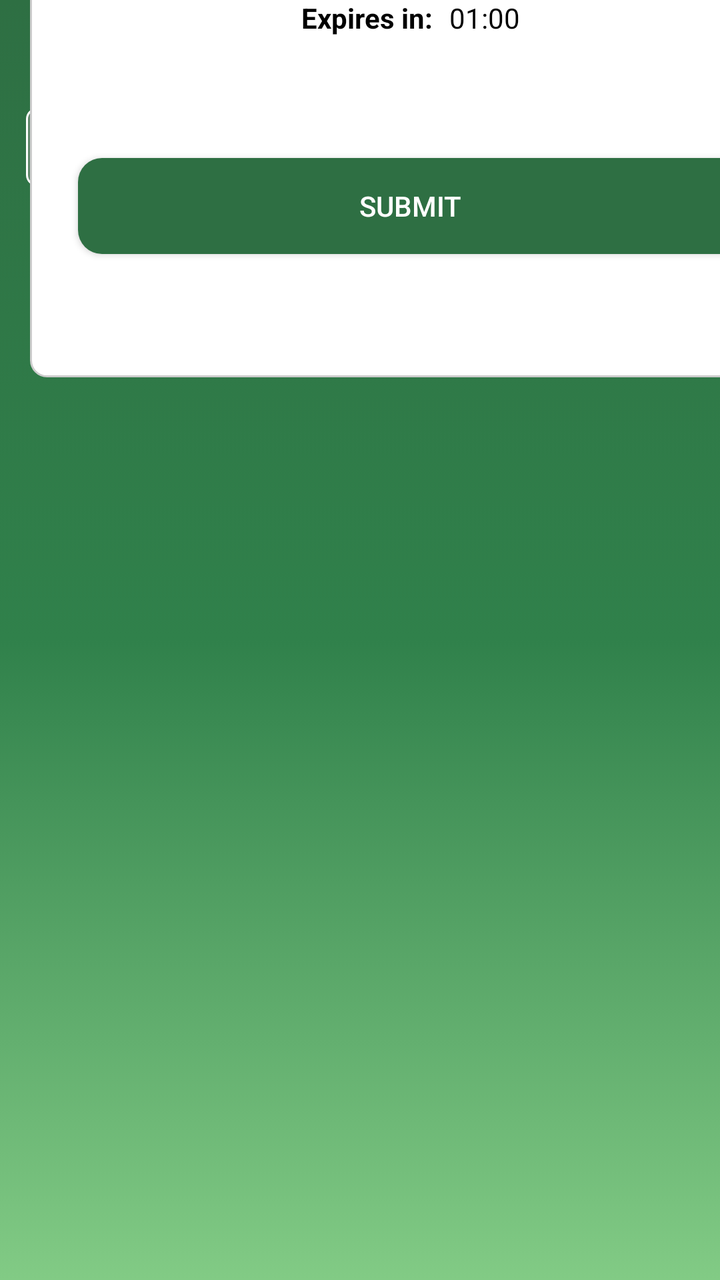
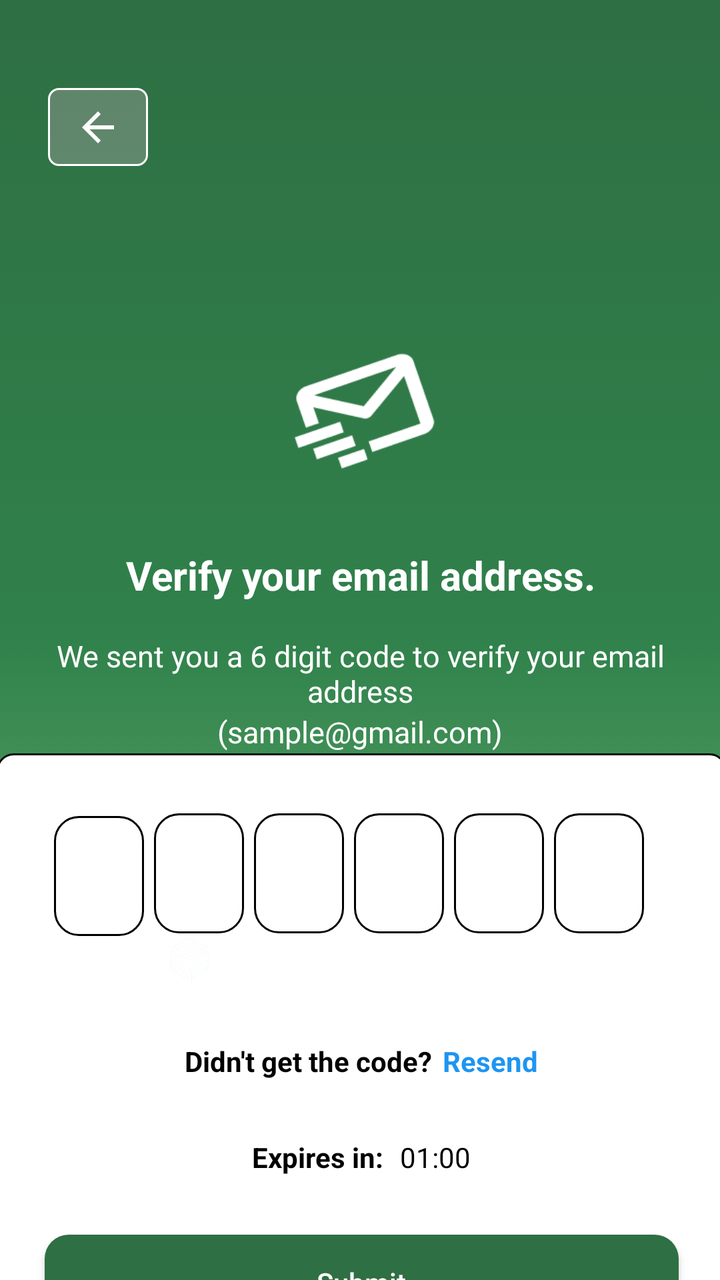

Screens rendered from an Android XML layout before and after an edit, with the pre-edit source and the edit as a unified diff.
<!-- AndroidManifest.xml: application theme Theme.RFID -->
<!-- res/layout/activity_everification.xml -->
<?xml version="1.0" encoding="utf-8"?>
<androidx.constraintlayout.widget.ConstraintLayout xmlns:android="http://schemas.android.com/apk/res/android"
    xmlns:app="http://schemas.android.com/apk/res-auto"
    xmlns:tools="http://schemas.android.com/tools"
    android:id="@+id/main"
    android:layout_width="match_parent"
    android:layout_height="match_parent"
    android:background="@drawable/gradient_background"
    tools:context=".e_verification">

    <ImageButton
        android:id="@+id/backButton"
        android:layout_width="50dp"
        android:layout_height="39dp"
        android:tint="@android:color/white"
        android:background="@drawable/backbtn"
        app:layout_constraintBottom_toBottomOf="parent"
        app:layout_constraintEnd_toEndOf="parent"
        app:layout_constraintHorizontal_bias="0.042"
        app:layout_constraintStart_toStartOf="parent"
        app:layout_constraintTop_toTopOf="parent"
        app:layout_constraintVertical_bias="0.09"
        app:srcCompat="?attr/homeAsUpIndicator"
        tools:ignore="UseAppTint" />

    <LinearLayout
        android:id="@+id/linearLayout2"
        android:layout_width="409dp"
        android:layout_height="300dp"
        android:layout_marginStart="1dp"
        android:layout_marginTop="1dp"
        android:layout_marginEnd="1dp"
        android:layout_marginBottom="553dp"
        android:gravity="center"
        android:orientation="vertical"
        app:layout_constraintBottom_toBottomOf="parent"
        app:layout_constraintEnd_toEndOf="parent"
        app:layout_constraintHorizontal_bias="0.0"
        app:layout_constraintStart_toStartOf="parent"
        app:layout_constraintTop_toBottomOf="@+id/backButton"
        app:layout_constraintVertical_bias="0.012"
        tools:ignore="MissingConstraints">

        <ImageView
            android:id="@+id/imageView4"
            android:layout_width="100dp"
            android:layout_height="100dp"
            app:srcCompat="@drawable/email_icon" />

        <TextView
            android:id="@+id/textView12"
            android:layout_width="match_parent"
            android:layout_height="60dp"
            android:gravity="center"
            android:text="@string/Verify_text"
            android:textAlignment="center"
            android:textColor="@color/white"
            android:textSize="20sp"
            android:textStyle="bold" />

        <TextView
            android:id="@+id/textView13"
            android:layout_width="match_parent"
            android:layout_height="wrap_content"
            android:gravity="center"
            android:text="We sent you a 6 digit code to verify your email address"
            android:textColor="@color/white"
            android:textSize="15sp"
            tools:ignore="SmallSp" />

        <TextView
            android:id="@+id/textView14"
            android:layout_width="match_parent"
            android:layout_height="wrap_content"
            android:gravity="center"
            android:text="@string/Email"
            android:textColor="@color/white"
            android:textSize="15sp"
            tools:ignore="SmallSp" />

        <TextView
            android:id="@+id/textView15"
            android:layout_width="match_parent"
            android:layout_height="wrap_content"
            android:layout_marginTop="10dp"
            android:gravity="center"
            android:text="Enter in the field below."
            android:textColor="@color/white"
            android:textSize="15sp"
            tools:ignore="SmallSp" />

        <LinearLayout
            android:layout_width="300dp"
            android:layout_height="63dp"
            android:gravity="center"
            android:orientation="horizontal"
            android:paddingStart="20dp">

            <ImageView
                android:id="@+id/imageView3"
                android:layout_width="150dp"
                android:layout_height="wrap_content"
                android:layout_weight="1"
                app:srcCompat="@drawable/signin_logo" />

            <TextView
                android:id="@+id/textView16"
                android:layout_width="250dp"
                android:layout_height="wrap_content"
                android:layout_weight="1"
                android:gravity="center"
                android:paddingStart="-80dp"
                android:text="RFID Application"
                android:textColor="@color/white"
                android:textSize="15sp" />
        </LinearLayout>
    </LinearLayout>

    <androidx.constraintlayout.widget.ConstraintLayout
        android:layout_width="380dp"
        android:layout_height="350dp"
        android:layout_marginStart="15dp"
        android:layout_marginTop="41dp"
        android:layout_marginEnd="16dp"
        android:layout_marginBottom="150dp"
        android:background="@drawable/edit_textbg"
        app:layout_constraintBottom_toBottomOf="parent"
        app:layout_constraintEnd_toEndOf="parent"
        app:layout_constraintHorizontal_bias="0.0"
        app:layout_constraintStart_toStartOf="parent"
        app:layout_constraintTop_toBottomOf="@+id/linearLayout2"
        app:layout_constraintVertical_bias="0.0">


        <LinearLayout
            android:id="@+id/linearLayout3"
            android:layout_width="354dp"
            android:layout_height="79dp"
            android:layout_marginStart="6dp"
            android:layout_marginTop="20dp"
            android:layout_marginEnd="9dp"
            android:layout_marginBottom="310dp"
            android:orientation="horizontal"
            app:layout_constraintBottom_toBottomOf="parent"
            app:layout_constraintEnd_toEndOf="parent"
            app:layout_constraintStart_toStartOf="parent"
            app:layout_constraintTop_toTopOf="parent"
            app:layout_constraintVertical_bias="0.237">

            <EditText
                android:id="@+id/editTextNumber2"
                android:layout_width="60dp"
                android:layout_height="70dp"
                android:layout_marginStart="5dp"
                android:layout_weight="1"
                android:background="@drawable/num_box_bg"
                android:ems="10"
                android:gravity="center"
                android:inputType="number"
                android:maxLength="1"
                android:textSize="20sp" />

            <EditText
                android:id="@+id/editTextNumber3"
                android:layout_width="60dp"
                android:layout_height="70dp"
                android:layout_marginStart="5dp"
                android:layout_weight="1"
                android:background="@drawable/num_box_bg"
                android:ems="10"
                android:gravity="center"
                android:inputType="number"
                android:maxLength="1" />

            <EditText
                android:id="@+id/editTextNumber4"
                android:layout_width="60dp"
                android:layout_height="70dp"
                android:layout_marginStart="5dp"
                android:layout_weight="1"
                android:background="@drawable/num_box_bg"
                android:ems="10"
                android:gravity="center"
                android:inputType="number"
                android:maxLength="1" />

            <EditText
                android:id="@+id/editTextNumber7"
                android:layout_width="60dp"
                android:layout_height="70dp"
                android:layout_marginStart="5dp"
                android:layout_weight="1"
                android:background="@drawable/num_box_bg"
                android:ems="10"
                android:gravity="center"
                android:inputType="number"
                android:maxLength="1" />

            <EditText
                android:id="@+id/editTextNumber5"
                android:layout_width="60dp"
                android:layout_height="70dp"
                android:layout_marginStart="5dp"
                android:layout_weight="1"
                android:background="@drawable/num_box_bg"
                android:ems="10"
                android:gravity="center"
                android:inputType="number"
                android:maxLength="1" />

            <EditText
                android:id="@+id/editTextNumber6"
                android:layout_width="60dp"
                android:layout_height="70dp"
                android:layout_marginStart="5dp"
                android:layout_weight="1"
                android:background="@drawable/num_box_bg"
                android:ems="10"
                android:gravity="center"
                android:inputType="number"
                android:maxLength="1" />

        </LinearLayout>

        <LinearLayout
            android:id="@+id/linearLayout4"
            android:layout_width="354dp"
            android:layout_height="40dp"
            android:layout_marginStart="14dp"
            android:layout_marginTop="10dp"
            android:layout_marginEnd="14dp"
            android:gravity="center"
            android:orientation="horizontal"
            app:layout_constraintEnd_toEndOf="parent"
            app:layout_constraintStart_toStartOf="parent"
            app:layout_constraintTop_toBottomOf="@+id/linearLayout3">

            <TextView
                android:id="@+id/textView17"
                android:layout_width="wrap_content"
                android:layout_height="wrap_content"
                android:text="Didn't get the code?"
                android:textColor="@color/black"
                android:textStyle="bold" />

            <TextView
                android:id="@+id/textView18"
                android:layout_width="wrap_content"
                android:layout_height="wrap_content"
                android:layout_marginStart="5dp"
                android:text="Resend"
                android:textColor="@color/blue"
                android:textStyle="bold" />
        </LinearLayout>

        <LinearLayout
            android:id="@+id/linearLayout5"
            android:layout_width="357dp"
            android:layout_height="40dp"
            android:layout_marginStart="12dp"
            android:layout_marginTop="10dp"
            android:layout_marginEnd="12dp"
            android:gravity="center"
            android:orientation="horizontal"
            app:layout_constraintEnd_toEndOf="parent"
            app:layout_constraintStart_toStartOf="parent"
            app:layout_constraintTop_toBottomOf="@+id/linearLayout4">

            <TextView
                android:id="@+id/textView19"
                android:layout_width="wrap_content"
                android:layout_height="wrap_content"
                android:text="Expires in: "
                android:textColor="@color/black"
                android:textStyle="bold" />

            <TextView
                android:id="@+id/textCountdown"
                android:layout_width="wrap_content"
                android:layout_height="wrap_content"
                android:layout_marginStart="5dp"
                android:text="01:00"
                android:textColor="@color/black" />
        </LinearLayout>

        <Button
            android:id="@+id/verifying_btn1"
            android:layout_width="match_parent"
            android:layout_height="wrap_content"
            android:layout_marginStart="12dp"
            android:layout_marginTop="50dp"
            android:layout_marginEnd="12dp"
            android:background="@drawable/button_style"
            android:text="Submit"
            android:textColor="@color/white"
            app:layout_constraintEnd_toEndOf="parent"
            app:layout_constraintStart_toStartOf="parent"
            app:layout_constraintTop_toBottomOf="@+id/linearLayout5" />

    </androidx.constraintlayout.widget.ConstraintLayout>

</androidx.constraintlayout.widget.ConstraintLayout>
<!-- resources referenced by this layout -->
<resources>
  <color name="black">#FF000000</color>
  <color name="blue">#1E95F2</color>
  <color name="white">#FFFFFFFF</color>
  <!-- drawable backbtn (drawable) -->
  <?xml version="1.0" encoding="utf-8"?>
  <selector xmlns:android="http://schemas.android.com/apk/res/android">
      <item>
          <shape>
              <solid android:color="#62AFA7A7"/>
              <stroke android:color="@color/white"
                  android:width="3px"/>
              <corners android:radius="15px"/>
          </shape>
      </item>
  </selector>
  <!-- drawable button_style (drawable) -->
  <?xml version="1.0" encoding="utf-8"?>
  <selector xmlns:android="http://schemas.android.com/apk/res/android">
      <item>
          <shape>
              <solid android:color="@color/green"/>
              <corners android:radius="12dp"/>
          </shape>
      </item>
  </selector>
  <!-- drawable edit_textbg (drawable) -->
  <?xml version="1.0" encoding="utf-8"?>
  <selector xmlns:android="http://schemas.android.com/apk/res/android">
  
      <item>
      <shape>
              <solid android:color="#FFFFFF" />
              <stroke
                  android:width="1dp"
                  android:color="#CCCCCC" />
  
              <corners android:radius="8dp" />
  
              <padding
                  android:left="12dp"
                  android:top="10dp"
                  android:right="12dp"
                  android:bottom="10dp" />
          </shape>
  </item>
  
  </selector>
  <!-- drawable email_icon: png bitmap (drawable, 2831 bytes) -->
  <!-- drawable gradient_background (drawable) -->
  <?xml version="1.0" encoding="utf-8"?>
  <selector xmlns:android="http://schemas.android.com/apk/res/android">
      <item>
          <shape>
              <gradient
                  android:angle="15"
                  android:startColor="#2E6F43"
                  android:centerColor="#30814B"
                  android:endColor="#82CB85"
                  android:type="linear"
                  />
          </shape>
      </item>
  
  </selector>
  <!-- drawable num_box_bg (drawable) -->
  <?xml version="1.0" encoding="utf-8"?>
  <selector xmlns:android="http://schemas.android.com/apk/res/android">
      <item>
          <shape>
              <solid android:color="#FFFFFFFF" />
              <stroke
                  android:width="1dp"
                  android:color="#FF000000" />
  
              <corners android:radius="12dp" />
          </shape>
      </item>
  
  </selector>
  <!-- drawable signin_logo: png bitmap (drawable, 47190 bytes) -->
  <string name="Email">(sample@gmail.com)</string>
  <string name="Verify_text">Verify your email address.</string>
  <style name="Theme.RFID" parent="Base.Theme.RFID" />
  <color name="green">#2E6F43</color>
  <style name="Base.Theme.RFID" parent="Theme.AppCompat.Light.NoActionBar">
          
          
      </style>
</resources>

<!-- the commit's change to res/layout/activity_everification.xml (unified diff, before → after) -->
@@ -12,34 +12,26 @@
         android:id="@+id/backButton"
         android:layout_width="50dp"
         android:layout_height="39dp"
+        android:layout_marginStart="24dp"
+        android:layout_marginTop="44dp"
+        android:background="@drawable/backbtn"
         android:tint="@android:color/white"
-        android:background="@drawable/backbtn"
-        app:layout_constraintBottom_toBottomOf="parent"
-        app:layout_constraintEnd_toEndOf="parent"
-        app:layout_constraintHorizontal_bias="0.042"
         app:layout_constraintStart_toStartOf="parent"
         app:layout_constraintTop_toTopOf="parent"
-        app:layout_constraintVertical_bias="0.09"
         app:srcCompat="?attr/homeAsUpIndicator"
         tools:ignore="UseAppTint" />
 
     <LinearLayout
         android:id="@+id/linearLayout2"
-        android:layout_width="409dp"
+        android:layout_width="0dp"
         android:layout_height="300dp"
-        android:layout_marginStart="1dp"
-        android:layout_marginTop="1dp"
-        android:layout_marginEnd="1dp"
-        android:layout_marginBottom="553dp"
+        android:layout_marginTop="132dp"
         android:gravity="center"
         android:orientation="vertical"
-        app:layout_constraintBottom_toBottomOf="parent"
         app:layout_constraintEnd_toEndOf="parent"
         app:layout_constraintHorizontal_bias="0.0"
         app:layout_constraintStart_toStartOf="parent"
-        app:layout_constraintTop_toBottomOf="@+id/backButton"
-        app:layout_constraintVertical_bias="0.012"
-        tools:ignore="MissingConstraints">
+        app:layout_constraintTop_toTopOf="parent">
 
         <ImageView
             android:id="@+id/imageView4"
@@ -89,133 +81,91 @@
             android:textSize="15sp"
             tools:ignore="SmallSp" />
 
-        <LinearLayout
-            android:layout_width="300dp"
-            android:layout_height="63dp"
-            android:gravity="center"
-            android:orientation="horizontal"
-            android:paddingStart="20dp">
-
-            <ImageView
-                android:id="@+id/imageView3"
-                android:layout_width="150dp"
-                android:layout_height="wrap_content"
-                android:layout_weight="1"
-                app:srcCompat="@drawable/signin_logo" />
-
-            <TextView
-                android:id="@+id/textView16"
-                android:layout_width="250dp"
-                android:layout_height="wrap_content"
-                android:layout_weight="1"
-                android:gravity="center"
-                android:paddingStart="-80dp"
-                android:text="RFID Application"
-                android:textColor="@color/white"
-                android:textSize="15sp" />
-        </LinearLayout>
     </LinearLayout>
 
     <androidx.constraintlayout.widget.ConstraintLayout
-        android:layout_width="380dp"
-        android:layout_height="350dp"
-        android:layout_marginStart="15dp"
-        android:layout_marginTop="41dp"
-        android:layout_marginEnd="16dp"
-        android:layout_marginBottom="150dp"
+        android:id="@+id/codeBoxContainer"
+        android:layout_width="365dp"
+        android:layout_height="336dp"
+        android:layout_marginStart="42dp"
+        android:layout_marginTop="30dp"
+        android:layout_marginEnd="41dp"
+        android:layout_marginBottom="92dp"
         android:background="@drawable/edit_textbg"
         app:layout_constraintBottom_toBottomOf="parent"
         app:layout_constraintEnd_toEndOf="parent"
-        app:layout_constraintHorizontal_bias="0.0"
-        app:layout_constraintStart_toStartOf="parent"
-        app:layout_constraintTop_toBottomOf="@+id/linearLayout2"
-        app:layout_constraintVertical_bias="0.0">
-
+        app:layout_constraintStart_toStartOf="parent"
+        app:layout_constraintTop_toBottomOf="@+id/linearLayout7">
 
         <LinearLayout
             android:id="@+id/linearLayout3"
-            android:layout_width="354dp"
-            android:layout_height="79dp"
-            android:layout_marginStart="6dp"
+            android:layout_width="318dp"
+            android:layout_height="62dp"
+            android:layout_marginStart="50dp"
             android:layout_marginTop="20dp"
-            android:layout_marginEnd="9dp"
-            android:layout_marginBottom="310dp"
+            android:layout_marginEnd="50dp"
             android:orientation="horizontal"
-            app:layout_constraintBottom_toBottomOf="parent"
-            app:layout_constraintEnd_toEndOf="parent"
-            app:layout_constraintStart_toStartOf="parent"
-            app:layout_constraintTop_toTopOf="parent"
-            app:layout_constraintVertical_bias="0.237">
+            app:layout_constraintEnd_toEndOf="parent"
+            app:layout_constraintStart_toStartOf="parent"
+            app:layout_constraintTop_toTopOf="parent">
 
             <EditText
                 android:id="@+id/editTextNumber2"
-                android:layout_width="60dp"
-                android:layout_height="70dp"
-                android:layout_marginStart="5dp"
-                android:layout_weight="1"
-                android:background="@drawable/num_box_bg"
-                android:ems="10"
+                android:layout_width="45dp"
+                android:layout_height="60dp"
+                android:layout_marginStart="5dp"
+                android:background="@drawable/num_box_bg"
                 android:gravity="center"
                 android:inputType="number"
                 android:maxLength="1"
-                android:textSize="20sp" />
+                android:textSize="15sp" />
 
             <EditText
                 android:id="@+id/editTextNumber3"
-                android:layout_width="60dp"
-                android:layout_height="70dp"
-                android:layout_marginStart="5dp"
-                android:layout_weight="1"
-                android:background="@drawable/num_box_bg"
-                android:ems="10"
+                android:layout_width="45dp"
+                android:layout_height="60dp"
+                android:layout_marginStart="5dp"
+                android:background="@drawable/num_box_bg"
                 android:gravity="center"
                 android:inputType="number"
                 android:maxLength="1" />
 
             <EditText
                 android:id="@+id/editTextNumber4"
-                android:layout_width="60dp"
-                android:layout_height="70dp"
-                android:layout_marginStart="5dp"
-                android:layout_weight="1"
-                android:background="@drawable/num_box_bg"
-                android:ems="10"
+                android:layout_width="45dp"
+                android:layout_height="60dp"
+                android:layout_marginStart="5dp"
+                android:background="@drawable/num_box_bg"
                 android:gravity="center"
                 android:inputType="number"
                 android:maxLength="1" />
 
             <EditText
                 android:id="@+id/editTextNumber7"
-                android:layout_width="60dp"
-                android:layout_height="70dp"
-                android:layout_marginStart="5dp"
-                android:layout_weight="1"
-                android:background="@drawable/num_box_bg"
-                android:ems="10"
+                android:layout_width="45dp"
+                android:layout_height="60dp"
+                android:layout_marginStart="5dp"
+                android:background="@drawable/num_box_bg"
                 android:gravity="center"
                 android:inputType="number"
                 android:maxLength="1" />
 
             <EditText
                 android:id="@+id/editTextNumber5"
-                android:layout_width="60dp"
-                android:layout_height="70dp"
-                android:layout_marginStart="5dp"
-                android:layout_weight="1"
-                android:background="@drawable/num_box_bg"
-                android:ems="10"
+                android:layout_width="45dp"
+                android:layout_height="60dp"
+                android:layout_marginStart="5dp"
+                android:background="@drawable/num_box_bg"
                 android:gravity="center"
                 android:inputType="number"
                 android:maxLength="1" />
 
             <EditText
                 android:id="@+id/editTextNumber6"
-                android:layout_width="60dp"
-                android:layout_height="70dp"
-                android:layout_marginStart="5dp"
-                android:layout_weight="1"
-                android:background="@drawable/num_box_bg"
-                android:ems="10"
+                android:layout_width="45dp"
+                android:layout_height="60dp"
+                android:layout_marginStart="5dp"
+                android:background="@drawable/num_box_bg"
                 android:gravity="center"
                 android:inputType="number"
                 android:maxLength="1" />
@@ -224,11 +174,11 @@
 
         <LinearLayout
             android:id="@+id/linearLayout4"
-            android:layout_width="354dp"
+            android:layout_width="313dp"
             android:layout_height="40dp"
-            android:layout_marginStart="14dp"
-            android:layout_marginTop="10dp"
-            android:layout_marginEnd="14dp"
+            android:layout_marginStart="30dp"
+            android:layout_marginTop="42dp"
+            android:layout_marginEnd="30dp"
             android:gravity="center"
             android:orientation="horizontal"
             app:layout_constraintEnd_toEndOf="parent"
@@ -255,10 +205,10 @@
 
         <LinearLayout
             android:id="@+id/linearLayout5"
-            android:layout_width="357dp"
+            android:layout_width="0dp"
             android:layout_height="40dp"
             android:layout_marginStart="12dp"
-            android:layout_marginTop="10dp"
+            android:layout_marginTop="8dp"
             android:layout_marginEnd="12dp"
             android:gravity="center"
             android:orientation="horizontal"
@@ -285,18 +235,54 @@
 
         <Button
             android:id="@+id/verifying_btn1"
-            android:layout_width="match_parent"
+            android:layout_width="0dp"
             android:layout_height="wrap_content"
             android:layout_marginStart="12dp"
-            android:layout_marginTop="50dp"
+            android:layout_marginTop="20dp"
             android:layout_marginEnd="12dp"
+            android:layout_marginBottom="39dp"
             android:background="@drawable/button_style"
             android:text="Submit"
-            android:textColor="@color/white"
-            app:layout_constraintEnd_toEndOf="parent"
-            app:layout_constraintStart_toStartOf="parent"
-            app:layout_constraintTop_toBottomOf="@+id/linearLayout5" />
+            android:textAllCaps="false"
+            android:textColor="@color/white"
+            app:layout_constraintBottom_toBottomOf="parent"
+            app:layout_constraintEnd_toEndOf="parent"
+            app:layout_constraintStart_toStartOf="parent"
+            app:layout_constraintTop_toBottomOf="@id/linearLayout5" />
 
     </androidx.constraintlayout.widget.ConstraintLayout>
 
+    <LinearLayout
+        android:id="@+id/linearLayout7"
+        android:layout_width="300dp"
+        android:layout_height="63dp"
+        android:layout_marginStart="74dp"
+        android:layout_marginTop="16dp"
+        android:layout_marginEnd="74dp"
+        android:gravity="center"
+        android:orientation="horizontal"
+        android:paddingStart="20dp"
+        app:layout_constraintEnd_toEndOf="parent"
+        app:layout_constraintStart_toStartOf="parent"
+        app:layout_constraintTop_toBottomOf="@+id/linearLayout2">
+
+        <ImageView
+            android:id="@+id/imageView3"
+            android:layout_width="150dp"
+            android:layout_height="wrap_content"
+            android:layout_weight="1"
+            app:srcCompat="@drawable/signin_logo" />
+
+        <TextView
+            android:id="@+id/textView16"
+            android:layout_width="250dp"
+            android:layout_height="wrap_content"
+            android:layout_weight="1"
+            android:gravity="center"
+            android:paddingStart="-80dp"
+            android:text="RFID Application"
+            android:textColor="@color/white"
+            android:textSize="15sp" />
+    </LinearLayout>
+
 </androidx.constraintlayout.widget.ConstraintLayout>
<!-- resource entries referenced after the edit -->
@@ -34,7 +34,7 @@
               <solid android:color="#FFFFFF" />
               <stroke
                   android:width="1dp"
-                  android:color="#CCCCCC" />
+                  android:color="#0D0C0C" />
   
               <corners android:radius="8dp" />
   
